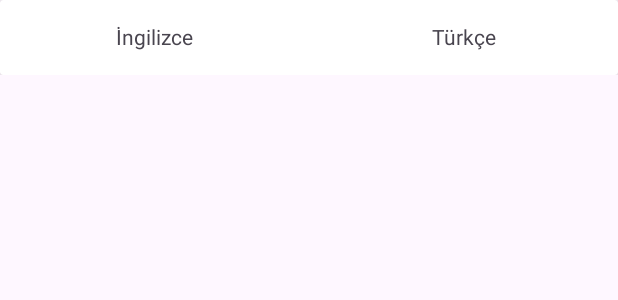
After one commit to alpersahin38/Kotlin_Dictionary_App, an Android app: the layout card_design.xml on its own in the app's theme, with its tools: preview values and no code run, on a phone screen of 412 x 824 dp. The commit adds this screen. Shown: the top 300 px of the screen. Run offline under Robolectric (Android 15) with nearby library versions, the phone set to English and light mode, and no system bars.

Commit message:
Added Design and Precoding

```diff
--- a/app/build.gradle
+++ b/app/build.gradle
@@ -6,7 +6,9 @@ plugins {
 android {
     namespace 'com.example.dictionaryapp'
     compileSdk 33
-
+    buildFeatures {
+        viewBinding = true
+    }
     defaultConfig {
         applicationId "com.example.dictionaryapp"
         minSdk 24
--- a/app/src/main/java/com/example/dictionaryapp/MainActivity.kt
+++ b/app/src/main/java/com/example/dictionaryapp/MainActivity.kt
@@ -2,9 +2,13 @@ package com.example.dictionaryapp
 
 import androidx.appcompat.app.AppCompatActivity
 import android.os.Bundle
+import com.example.dictionaryapp.databinding.ActivityMainBinding
 
 class MainActivity : AppCompatActivity() {
+    private lateinit var binding: ActivityMainBinding
     override fun onCreate(savedInstanceState: Bundle?) {
+
+
         super.onCreate(savedInstanceState)
         setContentView(R.layout.activity_main)
     }
--- /dev/null
+++ b/app/src/main/java/com/example/dictionaryapp/Words.kt
@@ -0,0 +1,6 @@
+package com.example.dictionaryapp
+
+import java.io.Serializable
+
+data class Words(var word_id:String, var english:String, var turkish:String) : Serializable{
+}
--- /dev/null
+++ b/app/src/main/res/layout/card_design.xml
@@ -0,0 +1,53 @@
+<?xml version="1.0" encoding="utf-8"?>
+<LinearLayout xmlns:android="http://schemas.android.com/apk/res/android"
+    xmlns:app="http://schemas.android.com/apk/res-auto"
+    xmlns:tools="http://schemas.android.com/tools"
+    android:layout_width="match_parent"
+    android:layout_height="wrap_content"
+    android:orientation="vertical">
+
+    <androidx.cardview.widget.CardView
+        android:id="@+id/word_card"
+        android:layout_width="match_parent"
+        android:layout_height="50dp" >
+
+        <androidx.constraintlayout.widget.ConstraintLayout
+            android:layout_width="match_parent"
+            android:layout_height="match_parent">
+
+            <TextView
+                android:id="@+id/textViewEnglish"
+                android:layout_width="wrap_content"
+                android:layout_height="wrap_content"
+                android:text="İngilizce"
+                app:layout_constraintBottom_toBottomOf="parent"
+                app:layout_constraintEnd_toStartOf="@+id/guideline3"
+                app:layout_constraintHorizontal_bias="0.5"
+                app:layout_constraintStart_toStartOf="parent"
+                app:layout_constraintTop_toTopOf="parent"
+                app:layout_constraintVertical_bias="0.483" />
+
+            <TextView
+                android:id="@+id/textViewTurkish"
+                android:layout_width="wrap_content"
+                android:layout_height="wrap_content"
+                android:text="Türkçe"
+                app:layout_constraintBottom_toBottomOf="parent"
+                app:layout_constraintEnd_toEndOf="parent"
+                app:layout_constraintStart_toStartOf="@+id/guideline3"
+                app:layout_constraintTop_toTopOf="parent"
+                app:layout_constraintVertical_bias="0.483" />
+
+            <androidx.constraintlayout.widget.Guideline
+                android:id="@+id/guideline3"
+                android:layout_width="wrap_content"
+                android:layout_height="wrap_content"
+                android:orientation="vertical"
+                app:layout_constraintEnd_toEndOf="parent"
+                app:layout_constraintGuide_begin="206dp"
+                app:layout_constraintHorizontal_bias="0.5"
+                app:layout_constraintStart_toStartOf="parent" />
+
+        </androidx.constraintlayout.widget.ConstraintLayout>
+    </androidx.cardview.widget.CardView>
+</LinearLayout>
```
Also changed, not shown: app/src/main/java/com/example/dictionaryapp/WordsAdapter.kt (added, +45 -0 lines), app/src/main/res/layout/activity_main.xml (+15 -4 lines).
